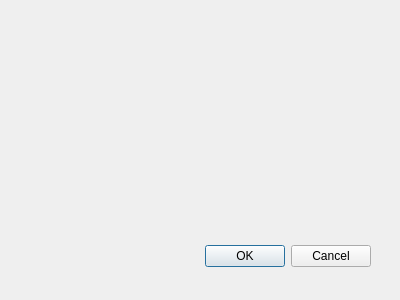
Old version of the form encoding_converter/encoding_converter_dialog_base.ui in the repository asdawn/QGIS-encoding.
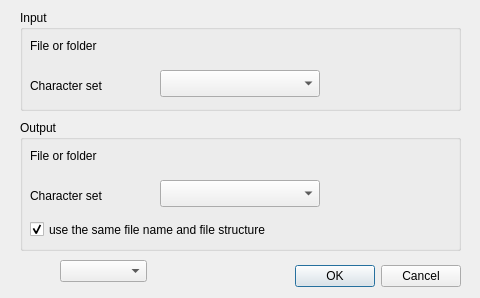
New version of the form. Custom widgets are drawn as their Qt base class.

Patch:
```diff
--- a/encoding_converter/encoding_converter_dialog_base.ui
+++ b/encoding_converter/encoding_converter_dialog_base.ui
@@ -1,22 +1,22 @@
 <ui version="4.0" >
  <class>EncodingConverterDialogBase</class>
- <widget class="QDialog" name="EncodingConverterDialogBase" >
-  <property name="geometry" >
+ <widget class="QDialog" name="EncodingConverterDialogBase">
+  <property name="geometry">
    <rect>
     <x>0</x>
     <y>0</y>
-    <width>400</width>
-    <height>300</height>
+    <width>480</width>
+    <height>298</height>
    </rect>
   </property>
   <property name="windowTitle" >
    <string>Batch Encoding Converter</string>
   </property>
-  <widget class="QDialogButtonBox" name="button_box" >
-   <property name="geometry" >
+  <widget class="QDialogButtonBox" name="button_box">
+   <property name="geometry">
     <rect>
-     <x>30</x>
-     <y>240</y>
+     <x>120</x>
+     <y>260</y>
      <width>341</width>
      <height>32</height>
     </rect>
@@ -28,7 +28,169 @@
     <set>QDialogButtonBox::Cancel|QDialogButtonBox::Ok</set>
    </property>
   </widget>
+  <widget class="QGroupBox" name="groupBoxInput">
+   <property name="geometry">
+    <rect>
+     <x>20</x>
+     <y>10</y>
+     <width>441</width>
+     <height>101</height>
+    </rect>
+   </property>
+   <property name="title">
+    <string>Input</string>
+   </property>
+   <widget class="QgsFileWidget" name="folderIn">
+    <property name="geometry">
+     <rect>
+      <x>140</x>
+      <y>20</y>
+      <width>291</width>
+      <height>27</height>
+     </rect>
+    </property>
+   </widget>
+   <widget class="QLabel" name="label_input_file_or_path">
+    <property name="geometry">
+     <rect>
+      <x>10</x>
+      <y>20</y>
+      <width>111</width>
+      <height>31</height>
+     </rect>
+    </property>
+    <property name="text">
+     <string>File or folder</string>
+    </property>
+   </widget>
+   <widget class="QgsFieldComboBox" name="encodingIn">
+    <property name="geometry">
+     <rect>
+      <x>140</x>
+      <y>60</y>
+      <width>160</width>
+      <height>27</height>
+     </rect>
+    </property>
+   </widget>
+   <widget class="QLabel" name="label_input_file_or_path_2">
+    <property name="geometry">
+     <rect>
+      <x>10</x>
+      <y>60</y>
+      <width>111</width>
+      <height>31</height>
+     </rect>
+    </property>
+    <property name="text">
+     <string>Character set</string>
+    </property>
+   </widget>
+  </widget>
+  <widget class="QGroupBox" name="groupBoxOutput">
+   <property name="geometry">
+    <rect>
+     <x>20</x>
+     <y>120</y>
+     <width>441</width>
+     <height>131</height>
+    </rect>
+   </property>
+   <property name="title">
+    <string>Output</string>
+   </property>
+   <property name="checkable">
+    <bool>false</bool>
+   </property>
+   <widget class="QLabel" name="label_output_path">
+    <property name="geometry">
+     <rect>
+      <x>10</x>
+      <y>20</y>
+      <width>111</width>
+      <height>31</height>
+     </rect>
+    </property>
+    <property name="text">
+     <string>File or folder</string>
+    </property>
+   </widget>
+   <widget class="QgsFileWidget" name="folderOut">
+    <property name="geometry">
+     <rect>
+      <x>140</x>
+      <y>20</y>
+      <width>291</width>
+      <height>27</height>
+     </rect>
+    </property>
+   </widget>
+   <widget class="QCheckBox" name="optionKeep">
+    <property name="geometry">
+     <rect>
+      <x>10</x>
+      <y>100</y>
+      <width>361</width>
+      <height>19</height>
+     </rect>
+    </property>
+    <property name="acceptDrops">
+     <bool>true</bool>
+    </property>
+    <property name="text">
+     <string>use the same file name and file structure</string>
+    </property>
+    <property name="checked">
+     <bool>true</bool>
+    </property>
+   </widget>
+   <widget class="QgsFieldComboBox" name="encodingOut">
+    <property name="geometry">
+     <rect>
+      <x>140</x>
+      <y>60</y>
+      <width>160</width>
+      <height>27</height>
+     </rect>
+    </property>
+   </widget>
+   <widget class="QLabel" name="label_input_file_or_path_3">
+    <property name="geometry">
+     <rect>
+      <x>10</x>
+      <y>60</y>
+      <width>111</width>
+      <height>31</height>
+     </rect>
+    </property>
+    <property name="text">
+     <string>Character set</string>
+    </property>
+   </widget>
+  </widget>
+  <widget class="QComboBox" name="comboBox">
+   <property name="geometry">
+    <rect>
+     <x>60</x>
+     <y>260</y>
+     <width>87</width>
+     <height>22</height>
+    </rect>
+   </property>
+  </widget>
  </widget>
+ <customwidgets>
+  <customwidget>
+   <class>QgsFieldComboBox</class>
+   <extends>QComboBox</extends>
+   <header>qgsfieldcombobox.h</header>
+  </customwidget>
+  <customwidget>
+   <class>QgsFileWidget</class>
+   <extends>QWidget</extends>
+   <header>qgsfilewidget.h</header>
+  </customwidget>
+ </customwidgets>
  <resources/>
  <connections>
   <connection>
```
Left out of the diff: 33 changed lines with no effect on the pictures.
